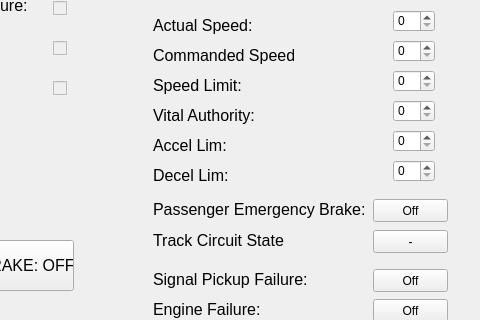
The window that Train_Controller_SW/trainControllerSW_UI.ui (LucasZ99/ECE1140SystemsEngineeringProject) describes before a commit, drawn with Qt 5; both pictures show x 717 to 1197 and y 100 to 420 of the 1197 by 733 pixel window.
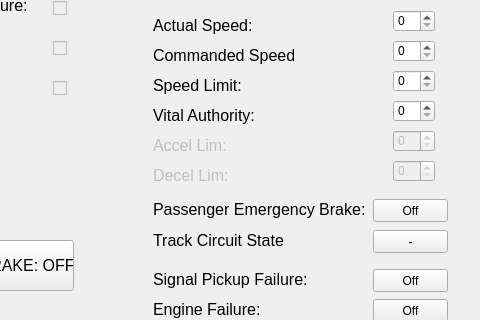
The same window after the commit.

Diff of the .ui file:
```diff
--- a/Train_Controller_SW/trainControllerSW_UI.ui
+++ b/Train_Controller_SW/trainControllerSW_UI.ui
@@ -1039,6 +1039,9 @@
     </property>
    </widget>
    <widget class="QLabel" name="accelLimInputL">
+    <property name="enabled">
+     <bool>false</bool>
+    </property>
     <property name="geometry">
      <rect>
       <x>870</x>
@@ -1129,6 +1132,9 @@
     </property>
    </widget>
    <widget class="QSpinBox" name="accelLimTB">
+    <property name="enabled">
+     <bool>false</bool>
+    </property>
     <property name="geometry">
      <rect>
       <x>1110</x>
@@ -1302,6 +1308,9 @@
     </property>
    </widget>
    <widget class="QLabel" name="decelLimInputL">
+    <property name="enabled">
+     <bool>false</bool>
+    </property>
     <property name="geometry">
      <rect>
       <x>870</x>
@@ -1320,6 +1329,9 @@
     </property>
    </widget>
    <widget class="QSpinBox" name="decelLimTB">
+    <property name="enabled">
+     <bool>false</bool>
+    </property>
     <property name="geometry">
      <rect>
       <x>1110</x>
```
Left out of the diff: 32 changed lines with no effect on the pictures.
